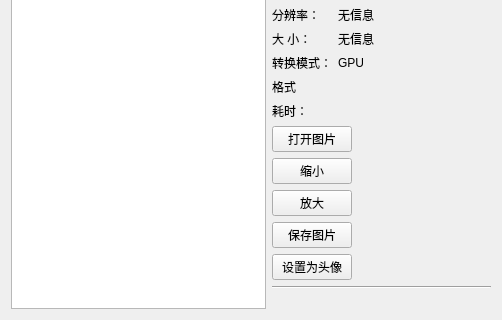
Old version of the form ui/ui_waifu2x_tool.ui in the repository tonquer/picacg-qt; both pictures show x 0 to 502 and y 236 to 556 of the 502 by 556 pixel window.
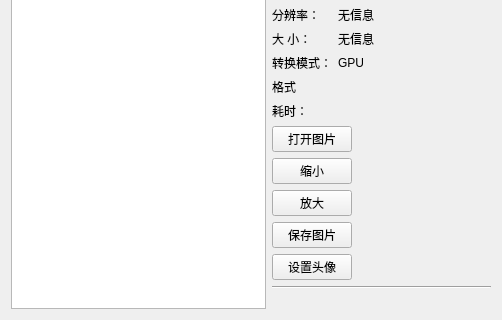
New version of the form.

```diff
--- a/ui/ui_waifu2x_tool.ui
+++ b/ui/ui_waifu2x_tool.ui
@@ -516,7 +516,7 @@
           </size>
          </property>
          <property name="text">
-          <string>设置为头像</string>
+          <string>设置头像</string>
          </property>
         </widget>
        </item>
```
